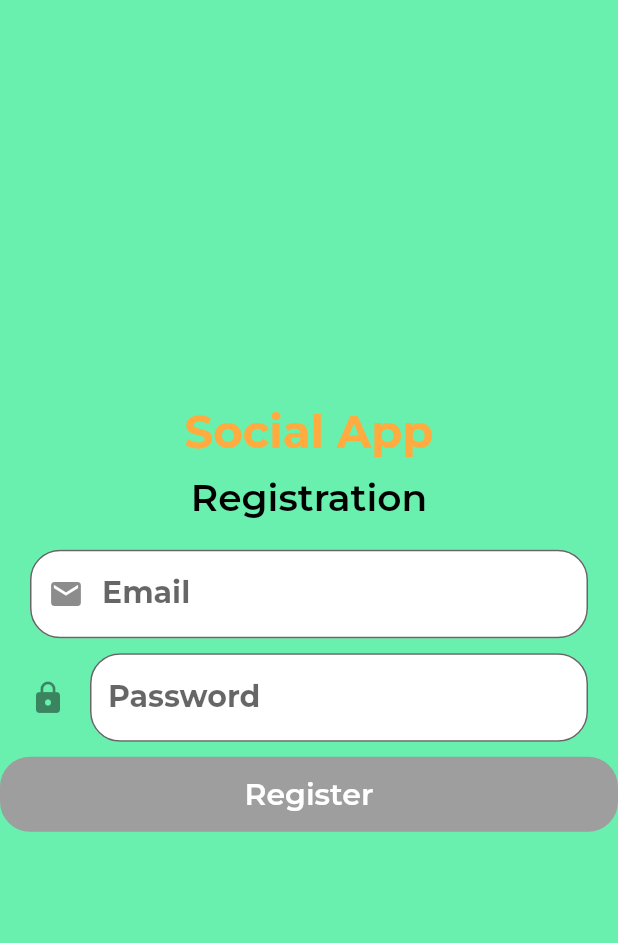
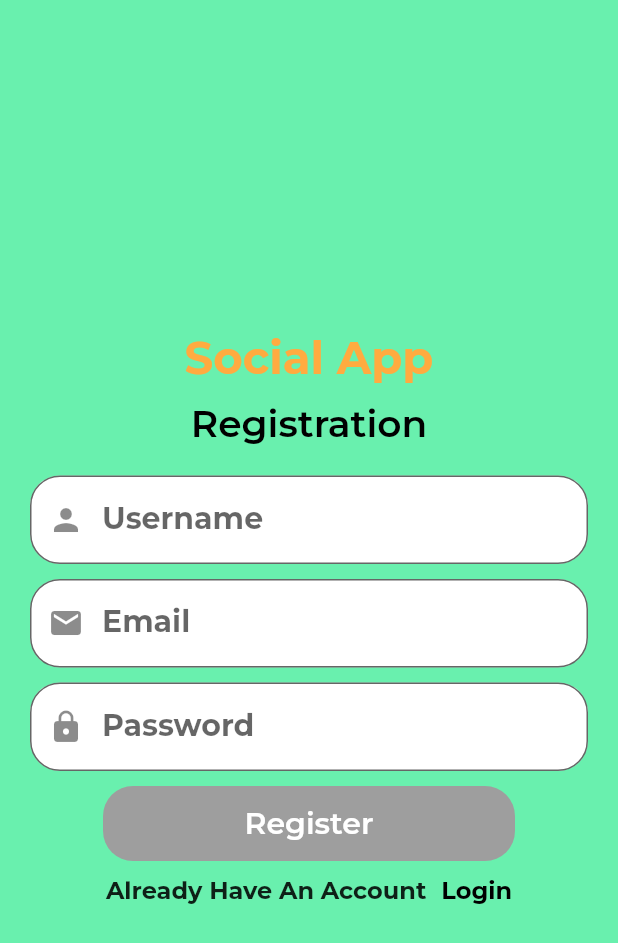
Before and after one commit to solutionflutter/socialapp, a Flutter app: the RegistrationPage screen opened directly, on a phone screen of 412 x 824 dp. Shown: the top 943 px of the screen. Run offline on Flutter 3.47's test engine with Material 2 defaults, Android fonts, the phone set to English and light mode, and no system bars; our stand-ins replace google_fonts.

Commit message:
connection between login and registration pages

```diff
--- a/lib/pages/login.dart
+++ b/lib/pages/login.dart
@@ -1,4 +1,5 @@
 import 'package:flutter/material.dart';
+import 'package:social_app/pages/registration.dart';
 import 'package:social_app/widgets/variables.dart';
 
 class LoginPage extends StatefulWidget {
@@ -86,7 +87,17 @@ class _LoginPageState extends State<LoginPage> {
               children: [
                 Text('Don,t Have an Account',style: myStyle(16),),
                 SizedBox(width: 10,),
-                Text('Register',style: myStyle(16,Colors.black),)
+                InkWell(
+                  onTap: (){
+                    Navigator.push(context, MaterialPageRoute(
+                        builder: (context)=>RegistrationPage()
+                    ));
+                  },
+                  child:
+                    Text(
+                      'Register',style: myStyle(16,Colors.black),
+                    ),
+                ),
               ],
             ),
           ],
--- a/lib/pages/registration.dart
+++ b/lib/pages/registration.dart
@@ -1,5 +1,6 @@
 import 'package:flutter/cupertino.dart';
 import 'package:flutter/material.dart';
+import 'package:social_app/pages/login.dart';
 import 'package:social_app/widgets/variables.dart';
 
 class RegistrationPage extends StatefulWidget {
@@ -20,15 +21,49 @@ class _RegistrationPageState extends State<RegistrationPage> {
             Text(
               'Social App',style: myStyle(30,Colors.orangeAccent,FontWeight.bold),
             ),
+
+
             SizedBox(
               height: 10,
             ),
+
+
             Text(
               'Registration',style: myStyle(25,Colors.black,FontWeight.w600),
             ),
+
+
             SizedBox(
               height: 20,
             ),
+
+
+            //Starting of user Textfield
+            Container(
+              width: MediaQuery.of(context).size.width,
+              margin: EdgeInsets.only(left: 20,right: 20),
+              child: TextField(
+                decoration: InputDecoration(
+                  fillColor: Colors.white,
+                  filled: true,
+                  labelText: 'Username',
+                  prefixIcon: Icon(Icons.person),
+                  labelStyle: myStyle(20),
+                  border: OutlineInputBorder(
+                    borderRadius: BorderRadius.circular(20),
+                  ),
+                ),
+              ),
+            ),
+            //Ending of the user Textfield
+
+
+            SizedBox(
+              height: 10,
+            ),
+
+
+            //Starting of Email field
             Container(
               width: MediaQuery.of(context).size.width,
               margin: EdgeInsets.only(left: 20,right: 20),
@@ -45,9 +80,15 @@ class _RegistrationPageState extends State<RegistrationPage> {
                 ),
               ),
             ),
+            //Ending of Email field
+
+
             SizedBox(
               height: 10,
             ),
+
+
+            //Starting of password field
             Container(
               width: MediaQuery.of(context).size.width,
               margin: EdgeInsets.only(left: 20,right: 20),
@@ -57,7 +98,7 @@ class _RegistrationPageState extends State<RegistrationPage> {
                   fillColor: Colors.white,
                   filled: true,
                   labelText: 'Password',
-                  icon: Icon(Icons.lock),
+                  prefixIcon: Icon(Icons.lock),
                   labelStyle: myStyle(20),
                   border: OutlineInputBorder(
                     borderRadius: BorderRadius.circular(20)
@@ -65,11 +106,17 @@ class _RegistrationPageState extends State<RegistrationPage> {
                 ),
               ),
             ),
+            //ending of password field
+
+
             SizedBox(
               height: 10,
             ),
+
+
+            //Starting of register button
             Container(
-              width: MediaQuery.of(context).size.width,
+              width: MediaQuery.of(context).size.width/1.5,
               height: 50,
               decoration: BoxDecoration(
                 color: Colors.grey,
@@ -78,7 +125,36 @@ class _RegistrationPageState extends State<RegistrationPage> {
               child: Center(
                 child: Text('Register',style: myStyle(20,Colors.white,FontWeight.w600),),
               ),
-            )
+            ),
+            //Ending of the register button
+
+
+            SizedBox(
+              height: 10,
+            ),
+
+
+            //Starting of the navigation process
+            Row(
+              mainAxisAlignment: MainAxisAlignment.center,
+              children: [
+                Text('Already Have An Account',style: myStyle(16),),
+                SizedBox(width: 10,),
+                InkWell(
+                  onTap: (){
+                    Navigator.push(context, MaterialPageRoute(
+                        builder: (context)=>LoginPage()
+                    ));
+                  },
+                  child: Text(
+                    'Login',style: myStyle(16,Colors.black),
+                  ),
+                ),
+
+              ],
+            ),
+            //ending of the navigation process
+
           ],
         ),
       ),
```
